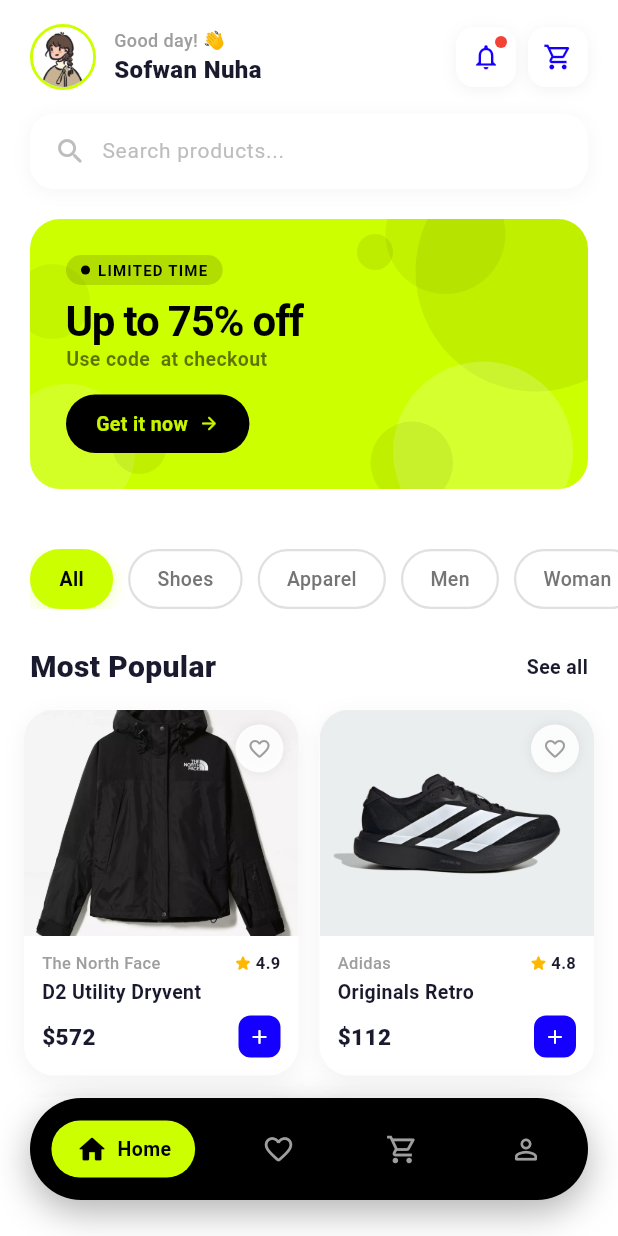
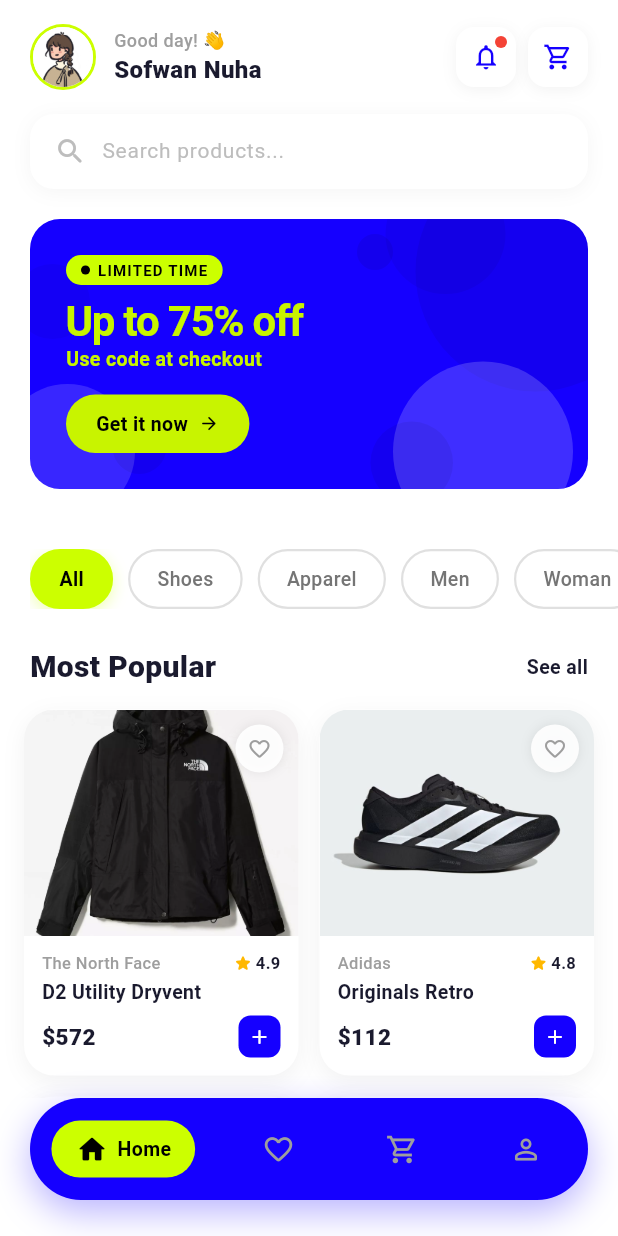
Before and after one commit to nuha24k/flutter-ecommerce, a Flutter app: the HomePage screen opened directly, on a phone screen of 412 x 824 dp. Run offline on Flutter 3.47's test engine with Material 3 defaults, Android fonts, the phone set to English and light mode, and no system bars; drawn by our look-alikes of skeletonizer; our stand-ins replace equatable, flutter_bloc, flutter_staggered_animations, get_it.

Commit message:
style: update brand color palette and theme across promo banner, profile card, and navigation bar

```diff
--- a/lib/features/home/presentation/widgets/home_bottom_nav.dart
+++ b/lib/features/home/presentation/widgets/home_bottom_nav.dart
@@ -23,11 +23,11 @@
       margin: const EdgeInsets.fromLTRB(20, 0, 20, 24),
       height: 68,
       decoration: BoxDecoration(
-        color: AppColors.black,
+        color: AppColors.cobaltBlue,
         borderRadius: BorderRadius.circular(36),
         boxShadow: [
           BoxShadow(
-            color: AppColors.black.withValues(alpha: 0.3),
+            color: AppColors.cobaltBlue.withValues(alpha: 0.3),
             blurRadius: 20,
             offset: const Offset(0, 8),
           ),
--- a/lib/features/home/presentation/widgets/home_promo_banner.dart
+++ b/lib/features/home/presentation/widgets/home_promo_banner.dart
@@ -11,36 +11,27 @@
       padding: const EdgeInsets.fromLTRB(20, 16, 20, 20),
       child: Container(
         decoration: BoxDecoration(
-          color: AppColors.limeGreen,
+          color: AppColors.cobaltBlue,
           borderRadius: BorderRadius.circular(20),
         ),
         child: ClipRRect(
         borderRadius: BorderRadius.circular(20),
         child: Stack(
           children: [
-            // === CIRCLE ACCENTS ===
-            // Kanan atas — besar gelap
             _circle(160, Colors.black.withValues(alpha: 0.06),
                 right: -45, top: -45),
-            // Kanan atas — kecil gelap
             _circle(80, Colors.black.withValues(alpha: 0.05),
                 right: 55, top: -30),
-            // Kanan bawah — besar putih
             _circle(120, Colors.white.withValues(alpha: 0.18),
                 right: 10, bottom: -35),
-            // Kanan bawah — kecil gelap
             _circle(55, Colors.black.withValues(alpha: 0.06),
                 right: 90, bottom: -10),
-            // Kiri bawah — besar putih
             _circle(90, Colors.white.withValues(alpha: 0.15),
                 left: -20, bottom: -20),
-            // Kiri bawah — kecil gelap
             _circle(36, Colors.black.withValues(alpha: 0.06),
                 left: 55, bottom: 10),
-            // Kiri tengah — gelap
             _circle(50, Colors.black.withValues(alpha: 0.04),
                 left: -10, top: 30),
-            // Tengah atas — titik kecil
             _circle(24, Colors.black.withValues(alpha: 0.07),
                 right: 130, top: 10),
 
@@ -55,7 +46,7 @@
                     padding: const EdgeInsets.symmetric(
                         horizontal: 10, vertical: 3),
                     decoration: BoxDecoration(
-                      color: Colors.black.withValues(alpha: 0.13),
+                      color: AppColors.limeGreen,
                       borderRadius: BorderRadius.circular(100),
                     ),
                     child: Row(
@@ -86,26 +77,26 @@
                       fontFamily: 'Outfit',
                       fontSize: 28,
                       fontWeight: FontWeight.w700,
-                      color: Colors.black,
+                      color: Color(0xFFC8F400),
                       height: 1.0,
                       letterSpacing: -0.8,
                     )),
                   const SizedBox(height: 2),
                   Row(
                     children: [
-                      const Text('Use code ',
+                      const Text('Use code',
                         style: TextStyle(
                           fontFamily: 'Outfit',
                           fontSize: 13,
                           fontWeight: FontWeight.w600,
-                          color: Color(0x8C000000),
+                          color: Color(0xFFC8F400),
                         )),
                       const Text(' at checkout',
                         style: TextStyle(
                           fontFamily: 'Outfit',
                           fontSize: 13,
                           fontWeight: FontWeight.w600,
-                          color: Color(0x8C000000),
+                          color: Color(0xFFC8F400),
                         )),
                     ],
                   ),
@@ -116,7 +107,7 @@
                       padding: const EdgeInsets.symmetric(
                           horizontal: 20, vertical: 10),
                       decoration: BoxDecoration(
-                        color: Colors.black,
+                        color: Color(0xFFC8F400),
                         borderRadius: BorderRadius.circular(100),
                       ),
                       child: const Row(
@@ -127,11 +118,11 @@
                               fontFamily: 'Outfit',
                               fontSize: 13,
                               fontWeight: FontWeight.w700,
-                              color: Color(0xFFC8F400),
+                              color: Colors.black,
                             )),
                           SizedBox(width: 7),
                           Icon(Icons.arrow_forward_rounded,
-                              color: Color(0xFFC8F400), size: 14),
+                              color: Colors.black, size: 14),
                         ],
                       ),
                     ),
```
Also changed, not shown: lib/features/home/presentation/pages/profile_page.dart (+5 -5 lines).
